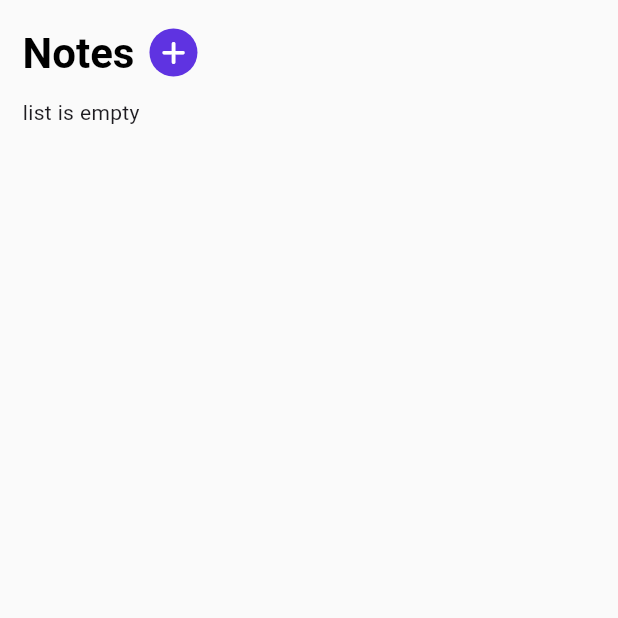
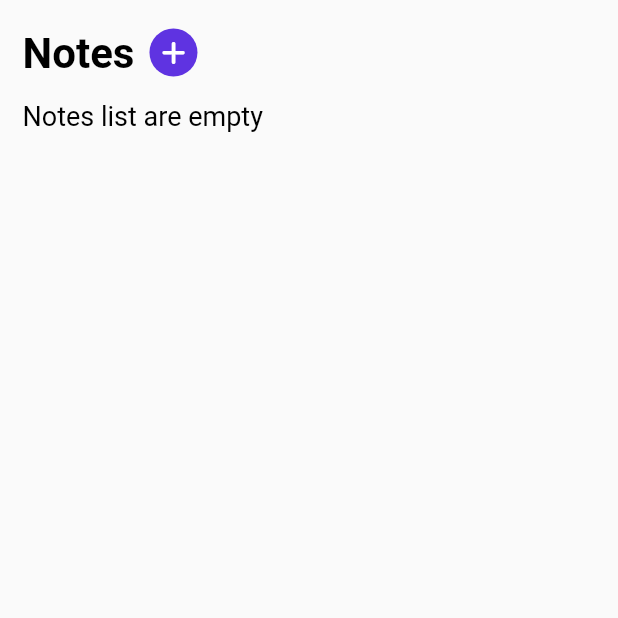
Before and after one commit to tashtemirlan/material_to_do_dart, a Flutter app: the NotesScreen screen opened directly, on a phone screen of 412 x 824 dp, the top half of it. Run offline on Flutter 3.47's test engine with Material 3 defaults, Android fonts, the phone set to English and light mode, and no system bars; our stand-ins replace cached_network_image, dio, flutter_svg, fluttertoast, font_awesome_flutter, google_fonts and 4 more; missing offline and left inert: insta_image_viewer; accounts and stored records are empty; generated files the repository leaves out were written again.

Commit message:
Updated notes screen

```diff
--- a/lib/l10n/app_en.arb
+++ b/lib/l10n/app_en.arb
@@ -56,5 +56,6 @@
   "password_successfully_reset" : "Password successfully reset!",
   "password_reset_description_string" : "Now you can log in via new credentials.",
 
-  "notes_string" : "Notes"
+  "notes_string" : "Notes",
+  "notes_list_empty_string" : "Notes list are empty"
 }
--- a/lib/l10n/app_ru.arb
+++ b/lib/l10n/app_ru.arb
@@ -56,5 +56,6 @@
   "password_successfully_reset" : "Пароль успешно сброшен!",
   "password_reset_description_string" : "Теперь вы можете войти в свой аккаунт с использованием нового пароля.",
 
-  "notes_string" : "Заметки"
+  "notes_string" : "Заметки",
+  "notes_list_empty_string" : "Список заметок пуст"
 }
--- a/lib/ui_folder/bottom_navigation_folder/notes_screen.dart
+++ b/lib/ui_folder/bottom_navigation_folder/notes_screen.dart
@@ -52,7 +52,16 @@ class NotesScreenState extends State<NotesScreen>{
     }
     else{
       if(list.isEmpty){
-        return Text("list is empty");
+        return Text(
+          AppLocalizations.of(context)!.notes_list_empty_string,
+          style: GoogleFonts.roboto(textStyle: TextStyle(
+              color: Colors.black,
+              fontWeight: FontWeight.w400,
+              fontSize: 18,
+              letterSpacing: 0.01,
+              decoration: TextDecoration.none
+          )),
+        );
       }
       else{
         return SizedBox(
```
